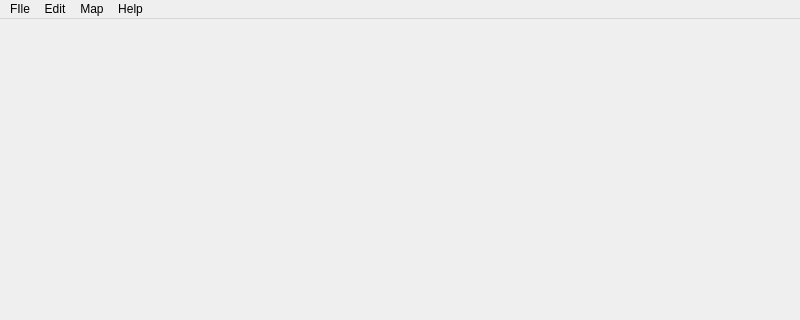
Before: the Qt Designer form src/mainwindow.ui in cfrankb/ssv2-mapedit-qt, drawn with Qt 5; both pictures show x 0 to 800 and y 0 to 320 of the 800 by 600 pixel window.
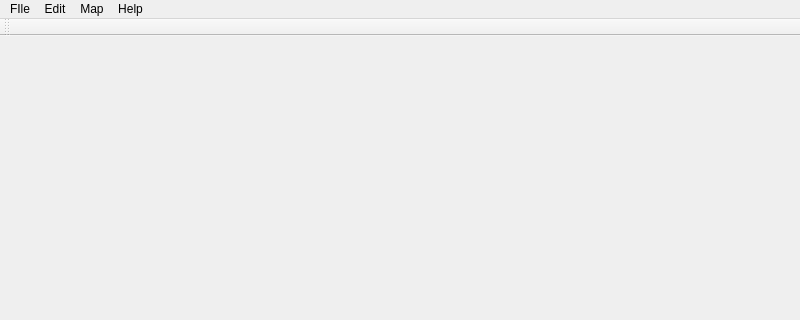
After: the same form once the commit is applied. Icons and pictures are not drawn.

Patch:
```diff
--- a/src/mainwindow.ui
+++ b/src/mainwindow.ui
@@ -88,6 +88,17 @@
    <addaction name="menuAbout"/>
   </widget>
   <widget class="QStatusBar" name="statusbar"/>
+  <widget class="QToolBar" name="toolBar">
+   <property name="windowTitle">
+    <string>toolBar</string>
+   </property>
+   <attribute name="toolBarArea">
+    <enum>TopToolBarArea</enum>
+   </attribute>
+   <attribute name="toolBarBreak">
+    <bool>false</bool>
+   </attribute>
+  </widget>
   <action name="actionFile_Open">
    <property name="text">
     <string>Open File</string>
```
Left out of the diff: 68 changed lines with no effect on the pictures.
